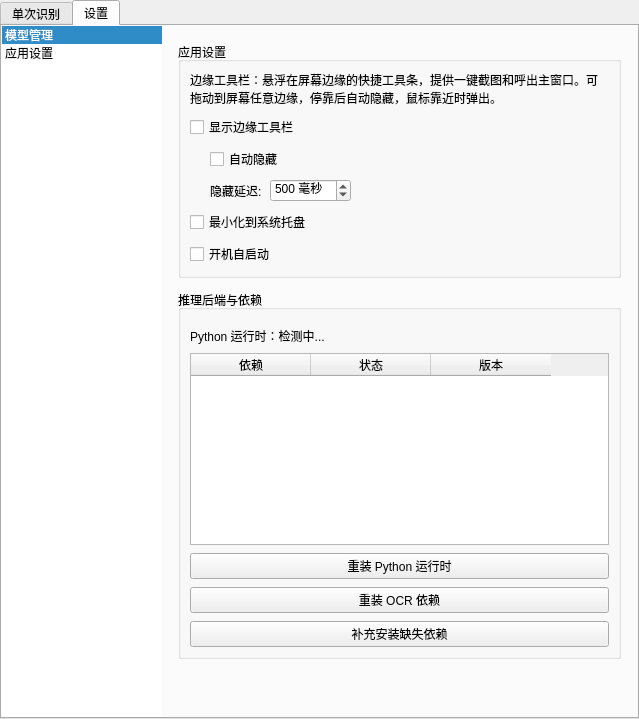
Qt form src/vibeocr/ui/main_window.ui (FelixJI/VibeOCR) before a commit.
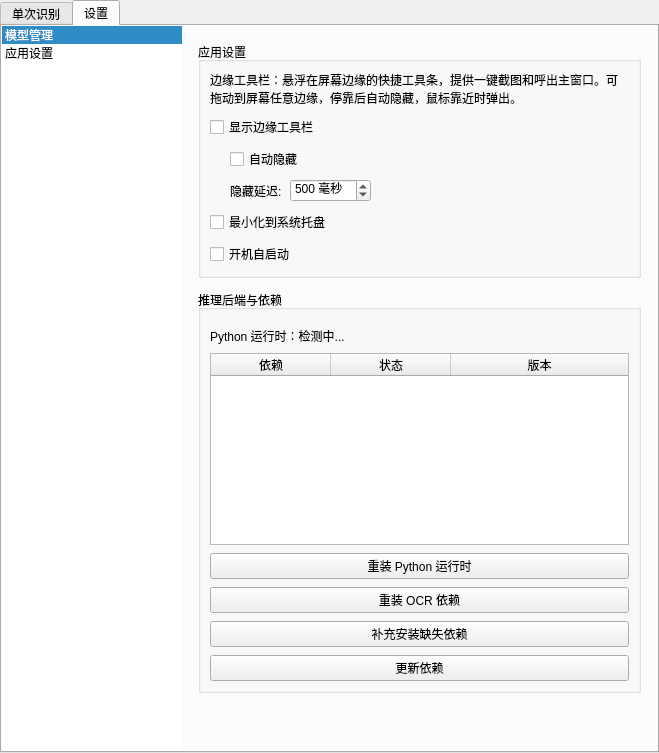
The same form after that commit. The open tabs and pages were chosen to show the change. Custom widgets are drawn as their Qt base class.

Commit message: fix(settings,deps): 设置界面 5 问题 + 依赖安装/更新修复 + fonttools 日志

Patch:
```diff
--- a/src/vibeocr/ui/main_window.ui
+++ b/src/vibeocr/ui/main_window.ui
@@ -168,9 +168,15 @@
        </property>
        <item>
         <widget class="QListWidget" name="settingsNavList">
+         <property name="minimumSize">
+          <size>
+           <width>150</width>
+           <height>0</height>
+          </size>
+         </property>
          <property name="maximumSize">
           <size>
-           <width>160</width>
+           <width>180</width>
            <height>16777215</height>
           </size>
          </property>
@@ -668,6 +674,9 @@
                 <attribute name="horizontalHeaderDefaultSectionSize">
                  <number>120</number>
                 </attribute>
+                <attribute name="horizontalHeaderStretchLastSection">
+                 <bool>true</bool>
+                </attribute>
                 <column>
                  <property name="text">
                   <string>依赖</string>
@@ -715,6 +724,16 @@
                 </property>
                </widget>
               </item>
+              <item>
+               <widget class="QPushButton" name="btnUpdateDeps">
+                <property name="toolTip">
+                 <string>检测各 OCR 依赖是否有新版本可用（依据当前主程序要求的版本规格），有则升级。覆盖安装后若依赖版本变化也可用此入口手动更新。</string>
+                </property>
+                <property name="text">
+                 <string>更新依赖</string>
+                </property>
+               </widget>
+              </item>
              </layout>
             </widget>
            </item>
```
Left out of the diff: 9 changed lines with no effect on the pictures. The commit also changes 7 other files.
